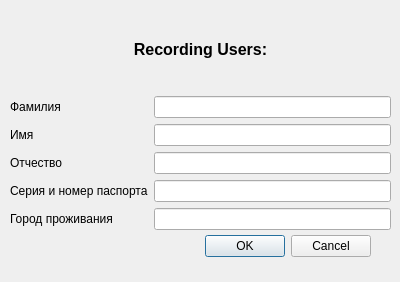
anonumka/hotelBooking, file src/lib/recordingusers.ui: the form before one commit.
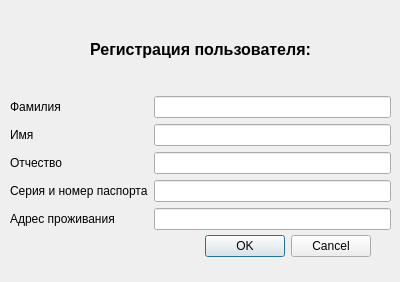
The form after the commit.

Commit message: full russian language interface

The edit to the form file:
```diff
--- a/src/lib/recordingusers.ui
+++ b/src/lib/recordingusers.ui
@@ -49,7 +49,7 @@
        </font>
       </property>
       <property name="text">
-       <string>Recording Users:</string>
+       <string>Регистрация пользователя:</string>
       </property>
       <property name="alignment">
        <set>Qt::AlignCenter</set>
@@ -69,53 +69,18 @@
       </property>
      </spacer>
     </item>
-    <item row="3" column="0">
-     <widget class="QLabel" name="label_1">
-      <property name="text">
-       <string>Фамилия</string>
-      </property>
-     </widget>
-    </item>
     <item row="3" column="1">
      <widget class="QLineEdit" name="surnameEdit"/>
     </item>
-    <item row="4" column="0">
-     <widget class="QLabel" name="label_2">
-      <property name="text">
-       <string>Имя</string>
-      </property>
-     </widget>
-    </item>
     <item row="4" column="1">
      <widget class="QLineEdit" name="nameEdit"/>
     </item>
-    <item row="5" column="0">
-     <widget class="QLabel" name="label_3">
-      <property name="text">
-       <string>Отчество</string>
-      </property>
-     </widget>
-    </item>
     <item row="5" column="1">
      <widget class="QLineEdit" name="patronymicEdit"/>
     </item>
-    <item row="6" column="0">
-     <widget class="QLabel" name="label_4">
-      <property name="text">
-       <string>Серия и номер паспорта</string>
-      </property>
-     </widget>
-    </item>
     <item row="6" column="1">
      <widget class="QLineEdit" name="seriesEdit"/>
     </item>
-    <item row="7" column="0">
-     <widget class="QLabel" name="label_5">
-      <property name="text">
-       <string>Город проживания</string>
-      </property>
-     </widget>
-    </item>
     <item row="7" column="1">
      <widget class="QLineEdit" name="adressEdit"/>
     </item>
@@ -132,6 +97,41 @@
       </property>
      </spacer>
     </item>
+    <item row="3" column="0">
+     <widget class="QLabel" name="label_2">
+      <property name="text">
+       <string>Фамилия</string>
+      </property>
+     </widget>
+    </item>
+    <item row="4" column="0">
+     <widget class="QLabel" name="label_3">
+      <property name="text">
+       <string>Имя</string>
+      </property>
+     </widget>
+    </item>
+    <item row="5" column="0">
+     <widget class="QLabel" name="label_4">
+      <property name="text">
+       <string>Отчество</string>
+      </property>
+     </widget>
+    </item>
+    <item row="6" column="0">
+     <widget class="QLabel" name="label_5">
+      <property name="text">
+       <string>Серия и номер паспорта</string>
+      </property>
+     </widget>
+    </item>
+    <item row="7" column="0">
+     <widget class="QLabel" name="label_6">
+      <property name="text">
+       <string>Адрес проживания</string>
+      </property>
+     </widget>
+    </item>
    </layout>
   </widget>
  </widget>
```
The commit also changes 7 other files.
